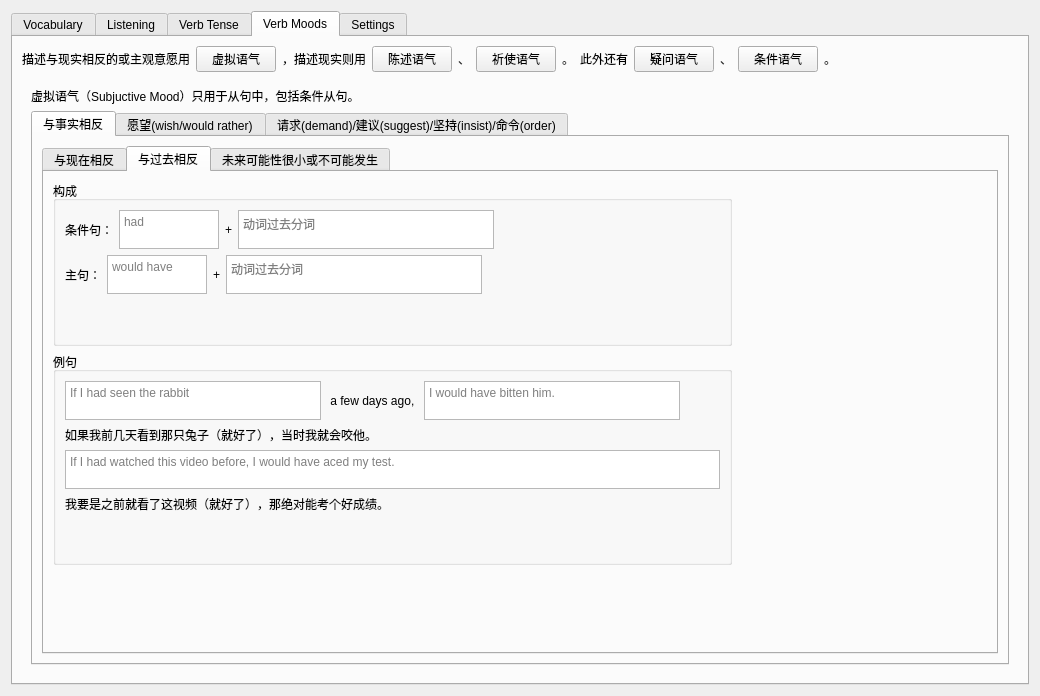
Above: ui/EnglishPractice.ui from SuWeipeng/EnglishPractice before the change. Below: the same form after it.
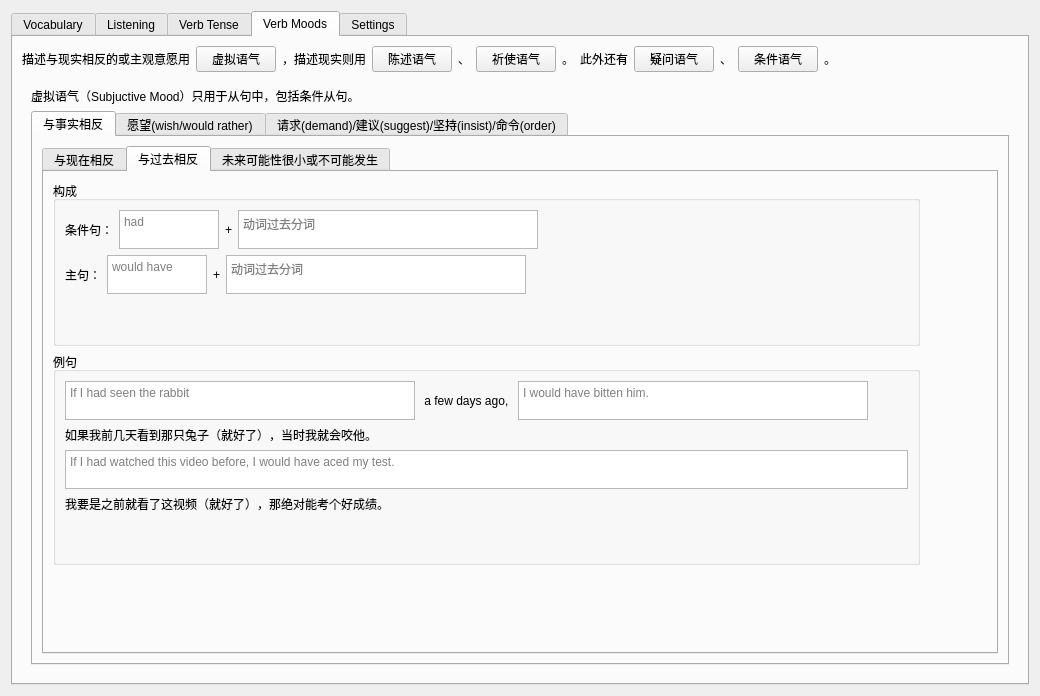
That is the form after the change. The open tabs and pages were chosen to show the change.

Commit message: 虚拟语气，完成与现在相反的判定

```diff
--- a/ui/EnglishPractice.ui
+++ b/ui/EnglishPractice.ui
@@ -1541,9 +1541,15 @@
                            <layout class="QHBoxLayout" name="horizontalLayout_28">
                             <item>
                              <widget class="QTextEdit" name="textEdit_31">
+                              <property name="minimumSize">
+                               <size>
+                                <width>350</width>
+                                <height>0</height>
+                               </size>
+                              </property>
                               <property name="maximumSize">
                                <size>
-                                <width>500</width>
+                                <width>550</width>
                                 <height>39</height>
                                </size>
                               </property>
@@ -1561,6 +1567,12 @@
                             </item>
                             <item>
                              <widget class="QTextEdit" name="textEdit_32">
+                              <property name="minimumSize">
+                               <size>
+                                <width>350</width>
+                                <height>0</height>
+                               </size>
+                              </property>
                               <property name="maximumSize">
                                <size>
                                 <width>500</width>
```
Left out of the diff: 2 changed lines with no effect on the pictures. The commit also changes 2 other files.
